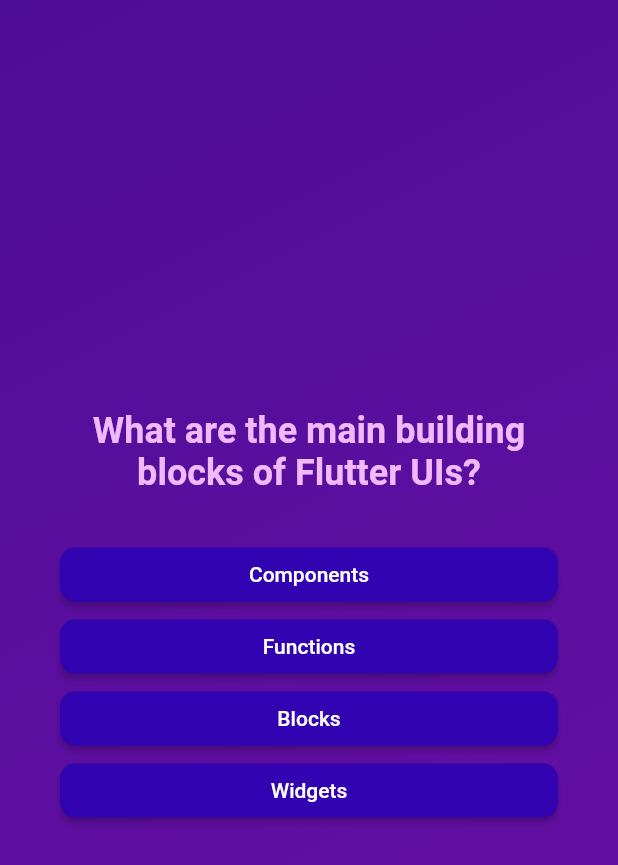
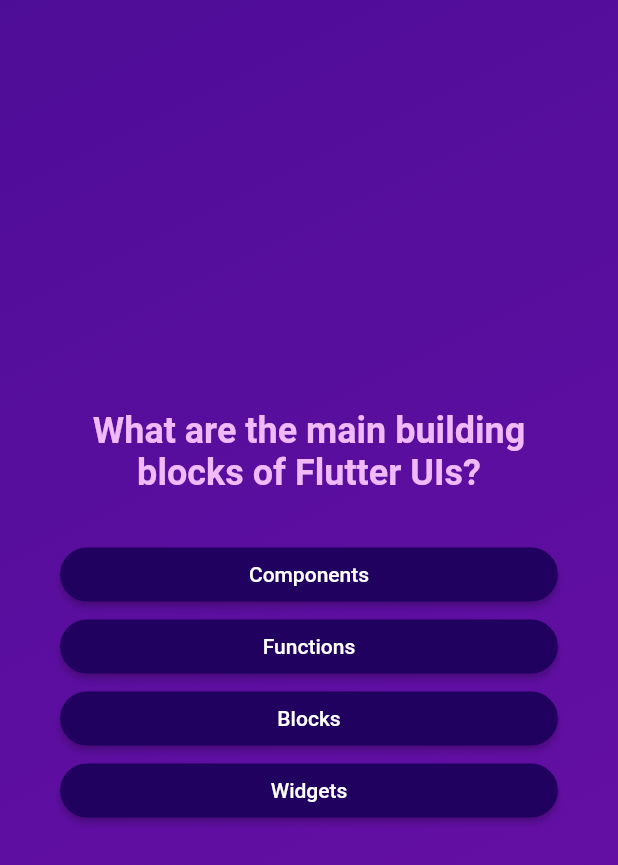
Before and after one commit to egehandastan/quiz_app, a Flutter app: the screen it shows after launch, after a tap on "Start Quiz", on a phone screen of 412 x 824 dp. Shown: the top 865 px of the screen. Run offline on Flutter 3.47's test engine with Material 2 defaults, Android fonts, the phone set to English and light mode, and no system bars; our stand-ins replace google_fonts; Roboto replaces fonts that are missing (Tinos).

Commit message:
project is done.

```diff
--- a/lib/answer_button.dart
+++ b/lib/answer_button.dart
@@ -1,23 +1,34 @@
 import 'package:flutter/material.dart';
 
 class AnswerButton extends StatelessWidget {
-  const AnswerButton( {super.key,
-   required this.answerText,
-    required this.onTap,});
+  const AnswerButton({
+    super.key,
+    required this.answerText,
+    required this.onTap,
+  });
+
   final String answerText;
-
   final void Function() onTap;
 
+  @override
   Widget build(BuildContext context) {
     return ElevatedButton(
       onPressed: onTap,
       style: ElevatedButton.styleFrom(
-        padding: const  EdgeInsets.symmetric(vertical: 10,horizontal: 40),
-        backgroundColor: Color.fromARGB(255, 49, 3, 177),
+        padding: const EdgeInsets.symmetric(
+          vertical: 10,
+          horizontal: 40,
+        ),
+        backgroundColor: const Color.fromARGB(255, 33, 1, 95),
         foregroundColor: Colors.white,
-        shape: RoundedRectangleBorder(borderRadius: BorderRadius.circular(10))
+        shape: RoundedRectangleBorder(
+          borderRadius: BorderRadius.circular(40),
+        ),
       ),
-      child: Text(answerText,textAlign: TextAlign.center,),
+      child: Text(
+        answerText,
+        textAlign: TextAlign.center,
+      ),
     );
   }
 }
--- a/lib/quiz.dart
+++ b/lib/quiz.dart
@@ -1,8 +1,8 @@
 import 'package:flutter/material.dart';
 import 'package:quiz_app/data/questions.dart';
 import 'package:quiz_app/questions_screen.dart';
+import 'package:quiz_app/result_screen.dart';
 import 'package:quiz_app/start_screen.dart';
-
 class Quiz extends StatefulWidget {
   const Quiz({super.key});
 
@@ -13,7 +13,7 @@ class Quiz extends StatefulWidget {
 }
 
 class _QuizState extends State<Quiz> {
-   List<String> selectedAnswers = [];
+  List<String> selectedAnswers = [];
   var activeScreen = 'start-screen';
 
   void switchScreen() {
@@ -24,14 +24,20 @@ class _QuizState extends State<Quiz> {
 
   void chooseAnswer(String answer) {
     selectedAnswers.add(answer);
-    if (selectedAnswers.length==questions.length){
+
+    if (selectedAnswers.length == questions.length) {
       setState(() {
-        selectedAnswers=[];
-        activeScreen = 'start-screen';
+        activeScreen = 'results-screen';
       });
-  }
+    }
   }
 
+  void restartQuiz() {
+    setState(() {
+      selectedAnswers = [];
+      activeScreen = 'questions-screen';
+    });
+  }
 
   @override
   Widget build(context) {
@@ -40,6 +46,13 @@ class _QuizState extends State<Quiz> {
     if (activeScreen == 'questions-screen') {
       screenWidget = QuestionsScreen(
         onSelectAnswer: chooseAnswer,
+      );
+    }
+
+    if (activeScreen == 'results-screen') {
+      screenWidget = ResultsScreen(
+        chosenAnswers: selectedAnswers,
+        onRestart: restartQuiz,
       );
     }
 
```
Also changed, not shown: lib/questions_summary/questins_summary.dart (added, +25 -0 lines), lib/questions_summary/question_identifier.dart (added, +35 -0 lines), lib/questions_summary/summary_item.dart (added, +58 -0 lines), lib/result_screen.dart (added, +77 -0 lines).
